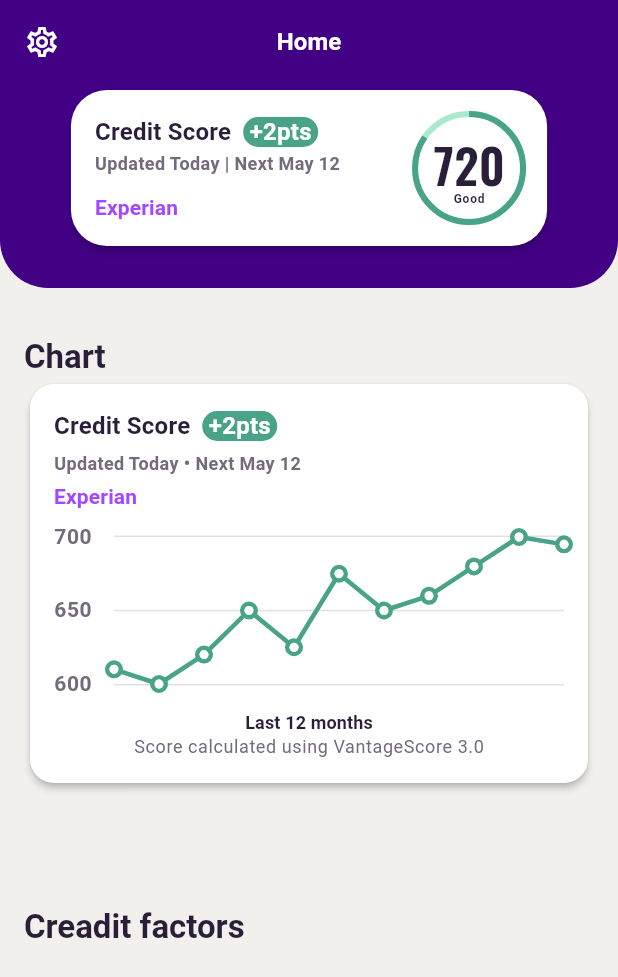
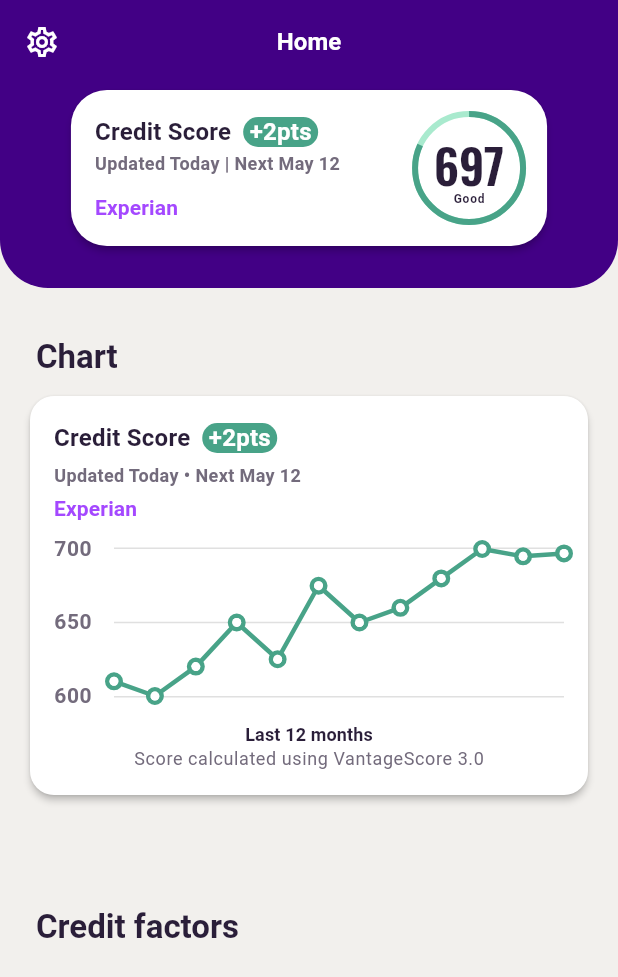
Before and after one commit to aaguil10/ava_take_home, a Flutter app: the screen it shows after launch, on a phone screen of 412 x 824 dp. Shown: the top 977 px of the screen. Run offline on Flutter 3.47's test engine with Material 3 defaults, Android fonts, the phone set to English and light mode, and no system bars; drawn by our look-alikes of fl_chart; our stand-ins replace flutter_bloc, go_router, google_fonts.

Commit message:
Updated credit card history data structure

```diff
--- a/lib/core/colors.dart
+++ b/lib/core/colors.dart
@@ -5,6 +5,7 @@ const Color primaryPurpleLight = Color(0xFFA448FF);
 const Color secondaryGreen = Color(0xFF48A388);
 const Color secondaryGreenLight = Color(0xFFA9EACE);
 const Color creamBackground = Color(0xFFF2F0ED);
+const Color errorRed = Color(0xFFA34848);
 
 const Color textPrimaryDark = Color(0xFF2A1E39);
 const Color textLight = Color(0xFF736B7C);
--- a/lib/features/home/cubit/home_cubit.dart
+++ b/lib/features/home/cubit/home_cubit.dart
@@ -12,17 +12,15 @@ class HomeCubit extends Cubit<HomeState> {
     emit(state.copyWith(isLoading: true));
     await Future.delayed(const Duration(milliseconds: 500));
 
-    final score = await repository.fetchCreditScore();
     final factors = await repository.fetchCreditFactors();
     final accounts = await repository.fetchAccountDetails();
-    final history = await repository.fetchCreditScoreHistory();
+    final creditScoreHistory = await repository.fetchCreditScoreHistory();
 
     emit(
       HomeState(
-        score: score,
         factors: factors,
         accounts: accounts,
-        history: history,
+        creditScoreHistory: creditScoreHistory,
         isLoading: false,
       ),
     );
--- a/lib/features/home/cubit/home_state.dart
+++ b/lib/features/home/cubit/home_state.dart
@@ -3,40 +3,36 @@ import 'package:ava_take_home/features/home/models/credit_factor.dart';
 import 'package:ava_take_home/features/home/models/credit_score.dart';
 
 class HomeState {
-  final CreditScore score;
   final List<CreditFactor> factors;
   final List<AccountDetail> accounts;
-  final List<double> history;
+  final List<CreditScore> creditScoreHistory;
   final bool isLoading;
 
   const HomeState({
-    required this.score,
     required this.factors,
     required this.accounts,
-    required this.history,
+    required this.creditScoreHistory,
     this.isLoading = false,
   });
 
   HomeState copyWith({
-    CreditScore? score,
     List<CreditFactor>? factors,
     List<AccountDetail>? accounts,
+    List<CreditScore>? creditScoreHistory,
     bool? isLoading,
   }) {
     return HomeState(
-      score: score ?? this.score,
       factors: factors ?? this.factors,
       accounts: accounts ?? this.accounts,
-      history: history ?? this.history,
+      creditScoreHistory: creditScoreHistory ?? this.creditScoreHistory,
       isLoading: isLoading ?? this.isLoading,
     );
   }
 
   factory HomeState.initial() => HomeState(
-    score: CreditScore(value: 0, label: 'Good', delta: 0),
     factors: [],
     accounts: [],
-    history: [],
+    creditScoreHistory: [],
     isLoading: true,
   );
 }
--- a/lib/features/home/data/home_repository.dart
+++ b/lib/features/home/data/home_repository.dart
@@ -4,11 +4,9 @@ import 'package:ava_take_home/features/home/models/credit_score.dart';
 
 /// Abstract contract so it’s easy to mock in tests
 abstract class HomeRepository {
-  Future<CreditScore> fetchCreditScore();
-
   Future<List<CreditFactor>> fetchCreditFactors();
 
   Future<List<AccountDetail>> fetchAccountDetails();
 
-  Future<List<double>> fetchCreditScoreHistory();
+  Future<List<CreditScore>> fetchCreditScoreHistory();
 }
--- a/lib/features/home/data/mock_home_repository.dart
+++ b/lib/features/home/data/mock_home_repository.dart
@@ -8,12 +8,6 @@ import 'home_repository.dart';
 
 /// Simple fake repository returning static data with a delay
 class MockHomeRepository implements HomeRepository {
-  @override
-  Future<CreditScore> fetchCreditScore() async {
-    await Future.delayed(const Duration(milliseconds: 300));
-    return const CreditScore(value: 720, label: 'Good', delta: 2);
-  }
-
   @override
   Future<List<CreditFactor>> fetchCreditFactors() async {
     await Future.delayed(const Duration(milliseconds: 300));
@@ -34,8 +28,33 @@ class MockHomeRepository implements HomeRepository {
   }
 
   @override
-  Future<List<double>> fetchCreditScoreHistory() async {
+  Future<List<CreditScore>> fetchCreditScoreHistory() async {
     await Future.delayed(const Duration(milliseconds: 300));
-    return const [610, 600, 620, 650, 625, 675, 650, 660, 680, 700, 695];
+    return [
+      CreditScore(value: 610, label: 'Good', dateTime: _buildDateMonthsAgo(11)),
+      CreditScore(value: 600, label: 'Good', dateTime: _buildDateMonthsAgo(10)),
+      CreditScore(value: 620, label: 'Good', dateTime: _buildDateMonthsAgo(9)),
+      CreditScore(value: 650, label: 'Good', dateTime: _buildDateMonthsAgo(8)),
+      CreditScore(value: 625, label: 'Good', dateTime: _buildDateMonthsAgo(7)),
+      CreditScore(value: 675, label: 'Good', dateTime: _buildDateMonthsAgo(6)),
+      CreditScore(value: 650, label: 'Good', dateTime: _buildDateMonthsAgo(5)),
+      CreditScore(value: 660, label: 'Good', dateTime: _buildDateMonthsAgo(4)),
+      CreditScore(value: 680, label: 'Good', dateTime: _buildDateMonthsAgo(3)),
+      CreditScore(value: 700, label: 'Good', dateTime: _buildDateMonthsAgo(2)),
+      CreditScore(value: 695, label: 'Good', dateTime: _buildDateMonthsAgo(1)),
+      CreditScore(value: 697, label: 'Good', dateTime: _buildDateMonthsAgo(0)),
+    ];
+  }
+
+  DateTime _buildDateMonthsAgo(int monthsAgo) {
+    final now = DateTime.now();
+    return DateTime(
+      now.year,
+      now.month - monthsAgo,
+      now.day,
+      now.hour,
+      now.minute,
+      now.second,
+    );
   }
 }
--- a/lib/features/home/models/credit_score.dart
+++ b/lib/features/home/models/credit_score.dart
@@ -1,11 +1,11 @@
 class CreditScore {
   final int value;
   final String label;
-  final int delta;
+  final DateTime dateTime;
 
   const CreditScore({
     required this.value,
     required this.label,
-    required this.delta,
+    required this.dateTime,
   });
 }
--- a/lib/features/home/view/home_screen.dart
+++ b/lib/features/home/view/home_screen.dart
@@ -40,11 +40,7 @@ class HomeScreen extends StatelessWidget {
                 ),
                 child: Padding(
                   padding: EdgeInsets.only(bottom: 24, right: 20, left: 20),
-                  child: CreditScoreCard(
-                    score: state.score.value,
-                    label: state.score.label,
-                    delta: state.score.delta,
-                  ),
+                  child: CreditScoreCard(history: state.creditScoreHistory),
                 ),
               ),
               Expanded(
@@ -53,32 +49,14 @@ class HomeScreen extends StatelessWidget {
                   maxCrossAxisExtent: 375,
                   crossAxisSpacing: 16,
                   children: [
-                    GridTile(
-                      child: Column(
-                        crossAxisAlignment: CrossAxisAlignment.start,
-                        children: [
-                          SizedBox(height: 32),
-                          Text(
-                            'Chart',
-                            style: Theme.of(context).textTheme.titleLarge,
-                          ),
-                          CreditScoreChart(),
-                        ],
-                      ),
+                    _buildTile(
+                      context,
+                      'Chart',
+                      CreditScoreChart(history: state.creditScoreHistory),
                     ),
-                    GridTile(
-                      child: Column(
-                        crossAxisAlignment: CrossAxisAlignment.start,
-                        children: [
-                          SizedBox(height: 32),
-                          Text(
-                            'Creadit factors',
-                            style: Theme.of(context).textTheme.titleLarge,
-                          ),
-                          Card(),
-                        ],
-                      ),
-                    ),
+                    _buildTile(context, 'Credit factors', Card()),
+                    _buildTile(context, 'Account details', Card()),
+                    _buildTile(context, 'Open credit card accounts', Card()),
                   ],
                 ),
               ),
@@ -88,4 +66,21 @@ class HomeScreen extends StatelessWidget {
       ),
     );
   }
+
+  Widget _buildTile(BuildContext context, String title, Widget child) {
+    return GridTile(
+      child: Column(
+        crossAxisAlignment: CrossAxisAlignment.start,
+        children: [
+          SizedBox(height: 32),
+          Padding(
+            padding: EdgeInsets.only(left: 8),
+            child: Text(title, style: Theme.of(context).textTheme.titleLarge),
+          ),
+          SizedBox(height: 8),
+          child,
+        ],
+      ),
+    );
+  }
 }
--- a/lib/features/home/widgets/credit_score_card.dart
+++ b/lib/features/home/widgets/credit_score_card.dart
@@ -1,18 +1,12 @@
 import 'package:ava_take_home/core/colors.dart';
+import 'package:ava_take_home/features/home/models/credit_score.dart';
 import 'package:flutter/material.dart';
 import 'package:google_fonts/google_fonts.dart';
 
 class CreditScoreCard extends StatefulWidget {
-  final int score;
-  final String label;
-  final int delta;
+  final List<CreditScore> history;
 
-  const CreditScoreCard({
-    super.key,
-    required this.score,
-    required this.label,
-    required this.delta,
-  });
+  const CreditScoreCard({super.key, required this.history});
 
   @override
   State<CreditScoreCard> createState() => _CreditScoreCardState();
@@ -22,17 +16,30 @@ class _CreditScoreCardState extends State<CreditScoreCard>
     with SingleTickerProviderStateMixin {
   late AnimationController _controller;
   late Animation<double> _animation;
+  late int score;
+  late String label;
+  late int delta;
 
   @override
   void initState() {
     super.initState();
+    score = widget.history.last.value;
+    label = widget.history.last.label;
+    if (widget.history.length >= 2) {
+      delta =
+          widget.history.last.value -
+          widget.history[widget.history.length - 2].value;
+    } else {
+      delta = 0;
+    }
+
     _controller = AnimationController(
       duration: const Duration(seconds: 1),
       vsync: this,
     );
     _animation = Tween<double>(
       begin: 0,
-      end: widget.score.toDouble(),
+      end: score.toDouble(),
     ).animate(CurvedAnimation(parent: _controller, curve: Curves.easeOut));
     _controller.forward();
   }
@@ -40,10 +47,12 @@ class _CreditScoreCardState extends State<CreditScoreCard>
   @override
   void didUpdateWidget(CreditScoreCard oldWidget) {
     super.didUpdateWidget(oldWidget);
-    if (oldWidget.score != widget.score) {
+    final oldScore = oldWidget.history.last.value;
+    final newScore = widget.history.last.value;
+    if (oldScore != newScore) {
       _animation = Tween<double>(
-        begin: oldWidget.score.toDouble(),
-        end: widget.score.toDouble(),
+        begin: oldScore.toDouble(),
+        end: newScore.toDouble(),
       ).animate(CurvedAnimation(parent: _controller, curve: Curves.easeOut));
       _controller
         ..reset()
@@ -101,13 +110,13 @@ class _CreditScoreCardState extends State<CreditScoreCard>
               height: 20,
               width: 50,
               decoration: BoxDecoration(
-                color: secondaryGreen,
+                color: delta > 0 ? secondaryGreen : errorRed,
                 borderRadius: BorderRadius.all(Radius.circular(16)),
               ),
             ),
             Text(
               textAlign: TextAlign.center,
-              "+${widget.delta}pts",
+              delta > 0 ? "+${delta}pts" : "${delta}pts",
               style: Theme.of(
                 context,
               ).textTheme.titleMedium?.copyWith(color: Colors.white),
@@ -169,7 +178,7 @@ class _CreditScoreCardState extends State<CreditScoreCard>
                 ),
               ),
               const SizedBox(height: 0),
-              Text(widget.label, style: Theme.of(context).textTheme.labelSmall),
+              Text(label, style: Theme.of(context).textTheme.labelSmall),
             ],
           ),
         ],
--- a/lib/features/home/widgets/credit_score_chart.dart
+++ b/lib/features/home/widgets/credit_score_chart.dart
@@ -1,11 +1,12 @@
 import 'package:ava_take_home/core/colors.dart';
-import 'package:ava_take_home/features/home/cubit/home_cubit.dart';
+import 'package:ava_take_home/features/home/models/credit_score.dart';
 import 'package:fl_chart/fl_chart.dart';
 import 'package:flutter/material.dart';
-import 'package:flutter_bloc/flutter_bloc.dart';
 
 class CreditScoreChart extends StatefulWidget {
-  const CreditScoreChart({super.key});
+  final List<CreditScore> history;
+
+  const CreditScoreChart({super.key, required this.history});
 
   @override
   State<CreditScoreChart> createState() => _CreditScoreChartState();
@@ -15,10 +16,18 @@ class _CreditScoreChartState extends State<CreditScoreChart>
     with SingleTickerProviderStateMixin {
   late final AnimationController _controller;
   late final Animation<double> _animation;
+  late final int delta;
 
   @override
   void initState() {
     super.initState();
+    if (widget.history.length >= 2) {
+      delta =
+          widget.history.last.value -
+          widget.history[widget.history.length - 2].value;
+    } else {
+      delta = 0;
+    }
     _controller = AnimationController(
       vsync: this,
       duration: const Duration(seconds: 1),
@@ -43,19 +52,18 @@ class _CreditScoreChartState extends State<CreditScoreChart>
 
   @override
   Widget build(BuildContext context) {
-    final dataPoints = context.select((HomeCubit cubit) => cubit.state.history);
     return AnimatedBuilder(
       animation: _animation,
       builder: (context, child) {
         // Compute how many points to show based on animation value
-        final count = (dataPoints.length * _animation.value)
-            .clamp(1, dataPoints.length)
+        final count = (widget.history.length * _animation.value)
+            .clamp(1, widget.history.length)
             .toInt();
-        final spots = dataPoints
+        final spots = widget.history
             .sublist(0, count)
             .asMap()
             .entries
-            .map((e) => FlSpot(e.key.toDouble(), e.value))
+            .map((e) => FlSpot(e.key.toDouble(), e.value.value.toDouble()))
             .toList();
         return Card(
           shape: RoundedRectangleBorder(
@@ -111,13 +119,13 @@ class _CreditScoreChartState extends State<CreditScoreChart>
                       height: 20,
                       width: 50,
                       decoration: BoxDecoration(
-                        color: secondaryGreen,
+                        color: delta > 0 ? secondaryGreen : errorRed,
                         borderRadius: BorderRadius.all(Radius.circular(16)),
                       ),
                     ),
                     Text(
                       textAlign: TextAlign.center,
-                      "+2pts",
+                      delta > 0 ? "+${delta}pts" : "${delta}pts",
                       style: Theme.of(
                         context,
                       ).textTheme.titleMedium?.copyWith(color: Colors.white),
```
